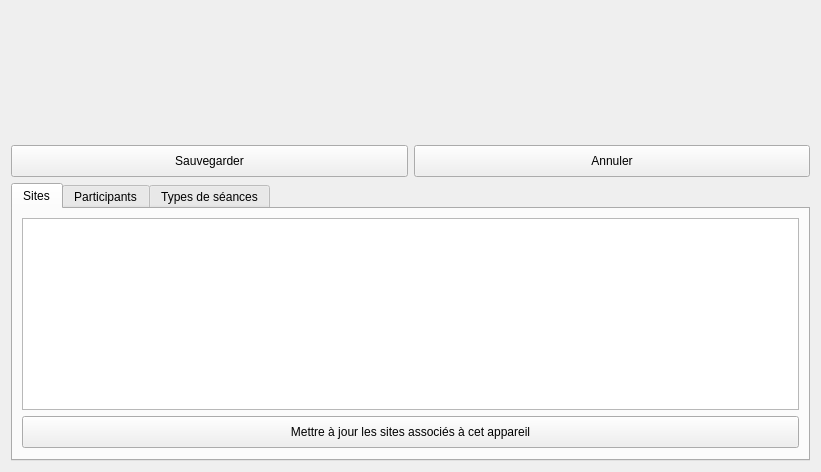
First picture: the form in client/src/editors/DeviceWidget.ui, repository introlab/openteraplus, before the edit.
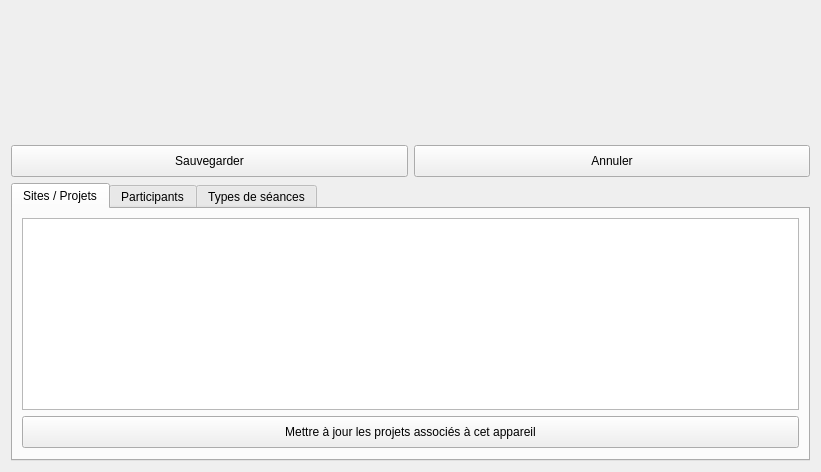
Second picture: the form after the edit. Icons and pictures are not drawn. Custom widgets are drawn as their Qt base class.

What changed in the file:
```diff
--- a/client/src/editors/DeviceWidget.ui
+++ b/client/src/editors/DeviceWidget.ui
@@ -202,7 +202,7 @@
         <normaloff>:/icons/site.png</normaloff>:/icons/site.png</iconset>
       </attribute>
       <attribute name="title">
-       <string>Sites</string>
+       <string>Sites / Projets</string>
       </attribute>
       <layout class="QVBoxLayout" name="verticalLayout_3">
        <item>
@@ -227,7 +227,7 @@
           <cursorShape>PointingHandCursor</cursorShape>
          </property>
          <property name="text">
-          <string>Mettre à jour les sites associés à cet appareil</string>
+          <string>Mettre à jour les projets associés à cet appareil</string>
          </property>
          <property name="icon">
           <iconset resource="../../resources/TeraClient.qrc">
```
Left out of the diff: 10 changed lines with no effect on the pictures.
